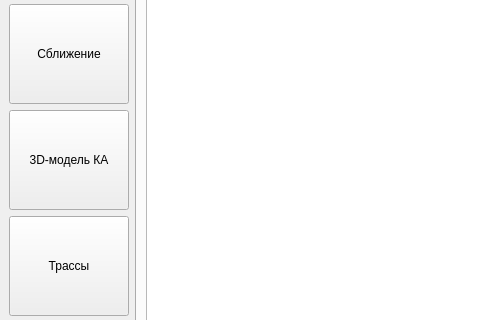
Qt form mainwindow.ui (MaryBark/SSMZP) before a commit; both pictures show x 0 to 480 and y 362 to 682 of the 1070 by 919 pixel window.
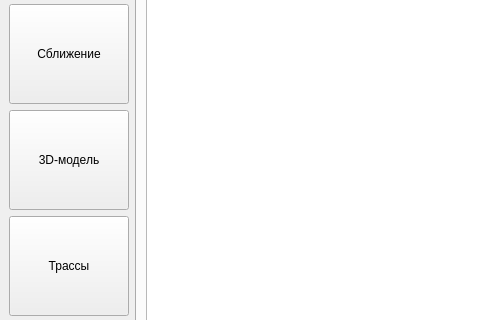
The same form after that commit.

Commit message: Добавила числа и модель три виджета пробную, как из урока

```diff
--- a/mainwindow.ui
+++ b/mainwindow.ui
@@ -280,7 +280,7 @@
          </size>
         </property>
         <property name="text">
-         <string>3D-модель КА</string>
+         <string>3D-модель</string>
         </property>
        </widget>
       </item>
```
The commit also changes 7 other files.
